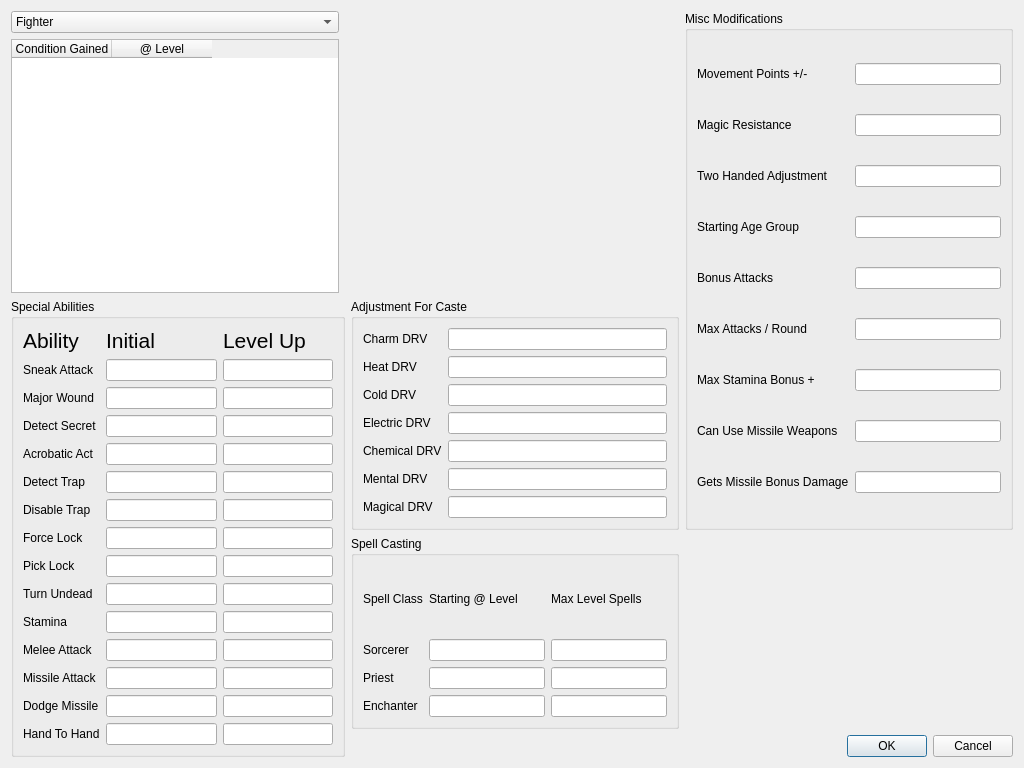
Old version of the form CharacterEditor/casteinfopanel.ui in the repository DrItanium/realmz_tools.
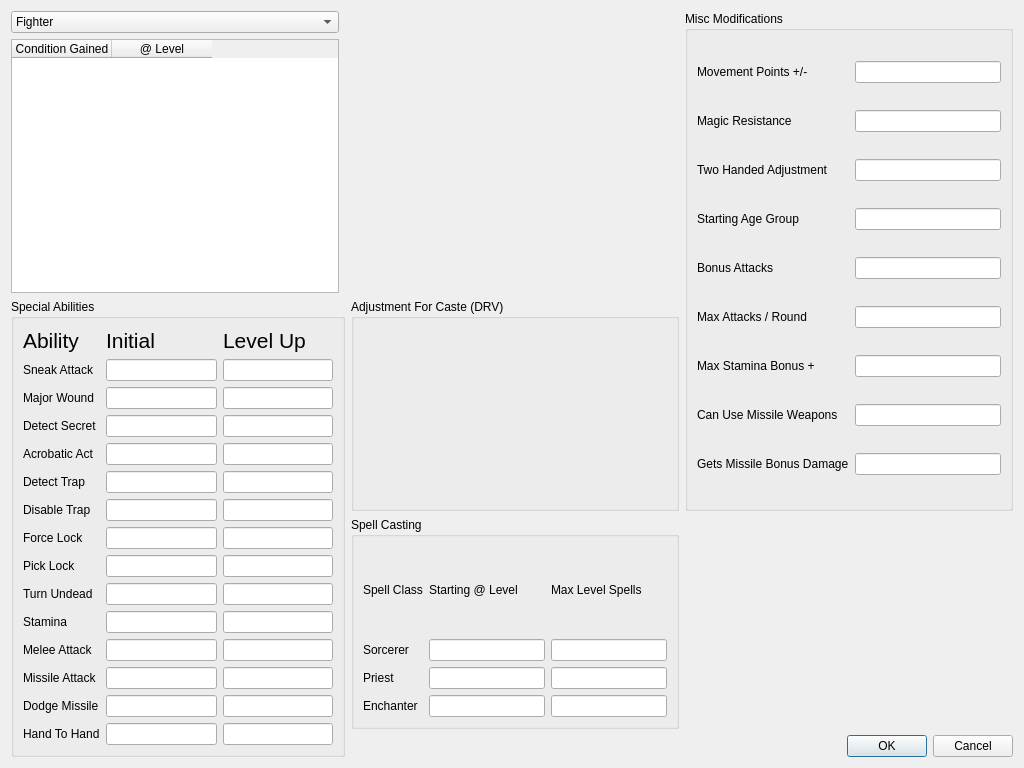
New version of the form. Custom widgets are drawn as their Qt base class.

Patch:
```diff
--- a/CharacterEditor/casteinfopanel.ui
+++ b/CharacterEditor/casteinfopanel.ui
@@ -621,106 +621,11 @@
    <item row="2" column="2">
     <widget class="QGroupBox" name="drvs">
      <property name="title">
-      <string>Adjustment For Caste</string>
+      <string>Adjustment For Caste (DRV)</string>
      </property>
      <layout class="QGridLayout" name="gridLayout_2">
-      <item row="4" column="1">
-       <widget class="QLineEdit" name="chemicalDrv">
-        <property name="readOnly">
-         <bool>true</bool>
-        </property>
-       </widget>
-      </item>
       <item row="0" column="0">
-       <widget class="QLabel" name="label_13">
-        <property name="text">
-         <string>Charm DRV</string>
-        </property>
-       </widget>
-      </item>
-      <item row="4" column="0">
-       <widget class="QLabel" name="label_17">
-        <property name="text">
-         <string>Chemical DRV</string>
-        </property>
-       </widget>
-      </item>
-      <item row="1" column="1">
-       <widget class="QLineEdit" name="heatDrv">
-        <property name="readOnly">
-         <bool>true</bool>
-        </property>
-       </widget>
-      </item>
-      <item row="2" column="1">
-       <widget class="QLineEdit" name="coldDrv">
-        <property name="readOnly">
-         <bool>true</bool>
-        </property>
-       </widget>
-      </item>
-      <item row="2" column="0">
-       <widget class="QLabel" name="label_15">
-        <property name="text">
-         <string>Cold DRV</string>
-        </property>
-       </widget>
-      </item>
-      <item row="5" column="0">
-       <widget class="QLabel" name="label_18">
-        <property name="text">
-         <string>Mental DRV</string>
-        </property>
-       </widget>
-      </item>
-      <item row="5" column="1">
-       <widget class="QLineEdit" name="mentalDrv">
-        <property name="readOnly">
-         <bool>true</bool>
-        </property>
-       </widget>
-      </item>
-      <item row="0" column="1">
-       <widget class="QLineEdit" name="charmDrv">
-        <property name="readOnly">
-         <bool>true</bool>
-        </property>
-       </widget>
-      </item>
-      <item row="1" column="0">
-       <widget class="QLabel" name="label_14">
-        <property name="text">
-         <string>Heat DRV</string>
-        </property>
-       </widget>
-      </item>
-      <item row="3" column="1">
-       <widget class="QLineEdit" name="electricDrv">
-        <property name="readOnly">
-         <bool>true</bool>
-        </property>
-       </widget>
-      </item>
-      <item row="3" column="0">
-       <widget class="QLabel" name="label_16">
-        <property name="text">
-         <string>Electric DRV</string>
-        </property>
-       </widget>
-      </item>
-      <item row="6" column="0">
-       <widget class="QLabel" name="label_19">
-        <property name="text">
-         <string>Magical DRV</string>
-        </property>
-       </widget>
-      </item>
-      <item row="6" column="1">
-       <widget class="QLineEdit" name="magicalDrv">
-        <property name="readOnly">
-         <bool>true</bool>
-        </property>
-       </widget>
+       <widget class="CoreDRVsView" name="widget" native="true"/>
       </item>
      </layout>
     </widget>
@@ -837,6 +742,15 @@
     <slot>updateFields(realmz::Attributes)</slot>
    </slots>
   </customwidget>
+  <customwidget>
+   <class>CoreDRVsView</class>
+   <extends>QWidget</extends>
+   <header>coredrvsview.h</header>
+   <container>1</container>
+   <slots>
+    <slot>populate(realmz::DRVAdjustments)</slot>
+   </slots>
+  </customwidget>
  </customwidgets>
  <resources/>
  <connections>
```
Left out of the diff: 17 changed lines with no effect on the pictures.
